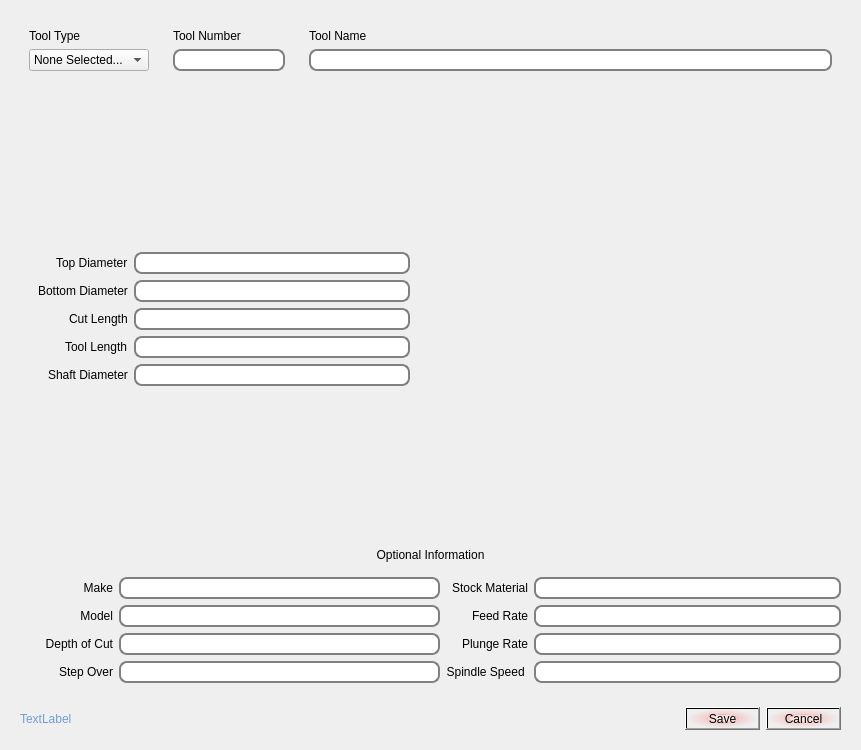
This is buildbotics/resources/ui/tool.ui in DougCoffland/FreeCADGCodeWB as Qt 5 draws it before an edit. The edited form follows.
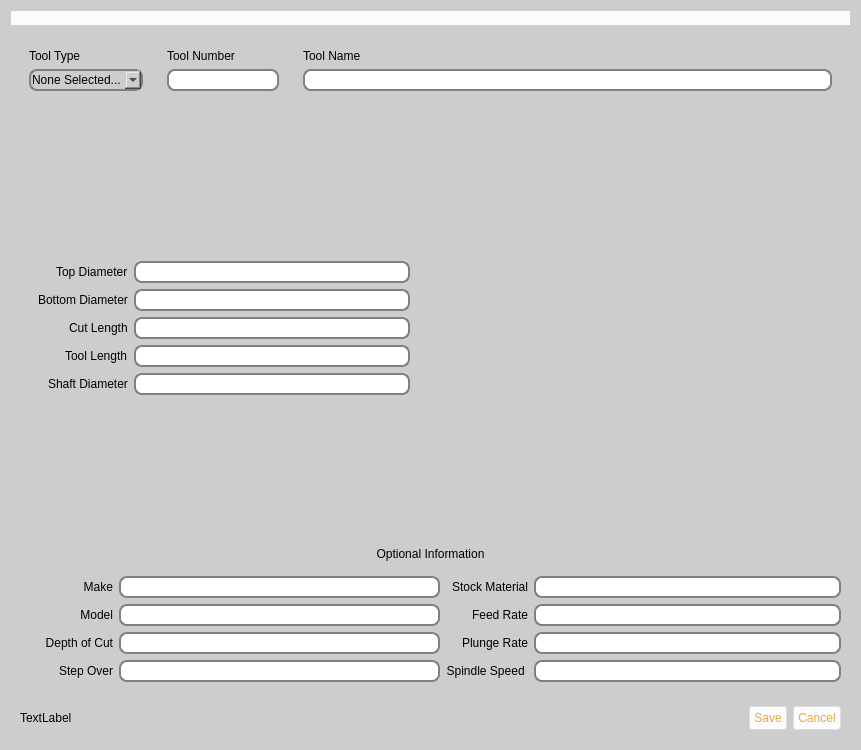
This is the edited form. The open tabs and pages were chosen to show the change. Icons and pictures are not drawn.

Commit message: changed style to look more like buildbotics

What changed in the file:
```diff
--- a/buildbotics/resources/ui/tool.ui
+++ b/buildbotics/resources/ui/tool.ui
@@ -41,24 +41,129 @@
    <string>Define Tool</string>
   </property>
   <property name="styleSheet">
-   <string notr="true">font: 75 italic 16pt &quot;Gentium&quot;;
-selection-background-color: rgb(255, 255, 255);
-background-color: rgb(249, 235, 192);
-QlineEdit {background-color: 'white'};
+   <string notr="true">QDialog {
+selection-background-color: lightblue;
+background-color:#cdcdcd;
+}
+
+QWidget {
+background-color:#cdcdcd;
+}
+
+QLabel {
+font: 75 16pt &quot;MathJax_SansSerif&quot;;
+color: fcfcfc;
+}
+
+QLabel#logoL {
+background-color: #fcfcfc;
+}
+
+QPushButton {
+font: 75 11pt &quot;MathJax_SansSerif&quot;;
+  border: 1px solid #ddd;
+  border-radius: 3px;
+  background-color: #fcfcfc;
+  padding: 4px;
+  color: #e5aa3d;
+  line-height: 1.5em;
+}
+QPushButton:hover {
+  color: #428bca;
+  background-color: #ddd;
+}
+
+QPushButton:disabled,
+QPushButton:hover:disabled,
+QPushButton.disabled,
+QPushButton.disabled:hover {
+  background: #ededed;
+  color: #888 !important;
+  border-color: #ddd;
+}
+
+QLineEdit {
+font: 75 11pt &quot;MathJax_SansSerif&quot;;
+padding: 1px;
+border-style: solid;
+border: 2px solid gray;
+border-radius: 8px;
+color: black;
+background-color: white;
+selection-background-color: lightblue;
+}
+
+QFrame {
+border-style: none;
+}
+
+QComboBox {
+font: 75 11pt &quot;MathJax_SansSerif&quot;;
+padding: 1px;
+border-style: solid;
+border: 2px solid gray;
+border-radius: 8px;
+background-color: 'white';
+selection-background-color: lightblue;
+}
+
+QTableWidget {
+font: 75 11pt &quot;MathJax_SansSerif&quot;;
+padding: 1px;
+border-style: solid;
+border: 2px solid gray;
+border-radius: 8px;
+selection-background-color: lightblue;
+}
+
 </string>
   </property>
   <layout class="QVBoxLayout" name="verticalLayout_6">
+   <item>
+    <widget class="QFrame" name="frame_17">
+     <property name="styleSheet">
+      <string notr="true"/>
+     </property>
+     <property name="frameShape">
+      <enum>QFrame::NoFrame</enum>
+     </property>
+     <property name="frameShadow">
+      <enum>QFrame::Plain</enum>
+     </property>
+     <layout class="QHBoxLayout" name="horizontalLayout_10">
+      <property name="leftMargin">
+       <number>0</number>
+      </property>
+      <property name="topMargin">
+       <number>0</number>
+      </property>
+      <property name="rightMargin">
+       <number>0</number>
+      </property>
+      <property name="bottomMargin">
+       <number>0</number>
+      </property>
+      <item>
+       <widget class="QLabel" name="logoL">
+        <property name="toolTip">
+         <string>&lt;html&gt;&lt;head/&gt;&lt;body&gt;&lt;p&gt;&lt;span style=&quot; font-size:16pt; font-weight:600; color:#ffffff;&quot;&gt;Learn more at buildbotics.com!&lt;/span&gt;&lt;/p&gt;&lt;/body&gt;&lt;/html&gt;</string>
+        </property>
+        <property name="text">
+         <string/>
+        </property>
+        <property name="pixmap">
+         <pixmap>logo side by side.png</pixmap>
+        </property>
+        <property name="scaledContents">
+         <bool>false</bool>
+        </property>
+       </widget>
+      </item>
+     </layout>
+    </widget>
+   </item>
    <item>
     <widget class="QFrame" name="frame_8">
-     <property name="styleSheet">
-      <string notr="true">QLineEdit {
-padding: 1px;
-border-style: solid;
-border: 2px solid gray;
-border-radius: 8px;
-background-color: 'white';
-}</string>
-     </property>
      <property name="frameShape">
       <enum>QFrame::NoFrame</enum>
      </property>
@@ -186,15 +291,6 @@
        <verstretch>0</verstretch>
       </sizepolicy>
      </property>
-     <property name="styleSheet">
-      <string notr="true">QLineEdit {
-padding: 1px;
-border-style: solid;
-border: 2px solid gray;
-border-radius: 8px;
-background-color: 'white';
-}</string>
-     </property>
      <property name="frameShape">
       <enum>QFrame::NoFrame</enum>
      </property>
@@ -220,7 +316,7 @@
             </sizepolicy>
            </property>
            <property name="currentIndex">
-            <number>3</number>
+            <number>2</number>
            </property>
            <widget class="QWidget" name="blankPage">
             <layout class="QVBoxLayout" name="verticalLayout_7">
@@ -570,15 +666,6 @@
    </item>
    <item>
     <widget class="QFrame" name="frame_4">
-     <property name="styleSheet">
-      <string notr="true">QLineEdit {
-padding: 1px;
-border-style: solid;
-border: 2px solid gray;
-border-radius: 8px;
-background-color: 'white';
-}</string>
-     </property>
      <property name="frameShape">
       <enum>QFrame::NoFrame</enum>
      </property>
@@ -729,9 +816,6 @@
      <layout class="QHBoxLayout" name="horizontalLayout_9">
       <item>
        <widget class="QLabel" name="unitsLabel">
-        <property name="styleSheet">
-         <string notr="true">color: rgb(114, 159, 207);</string>
-        </property>
         <property name="text">
          <string>TextLabel</string>
         </property>
@@ -739,9 +823,6 @@
       </item>
       <item>
        <widget class="QDialogButtonBox" name="buttonBox">
-        <property name="styleSheet">
-         <string notr="true">background-color: qradialgradient(spread:pad, cx:0.5, cy:0.5, radius:0.5, fx:0.5, fy:0.5, stop:0 rgba(255, 235, 235, 206), stop:0.35 rgba(255, 188, 188, 80), stop:0.4 rgba(255, 162, 162, 80), stop:0.425 rgba(255, 132, 132, 156), stop:0.44 rgba(252, 128, 128, 80), stop:1 rgba(255, 255, 255, 0));</string>
-        </property>
         <property name="standardButtons">
          <set>QDialogButtonBox::Cancel|QDialogButtonBox::Save</set>
         </property>
```
The commit also changes 13 other files.
